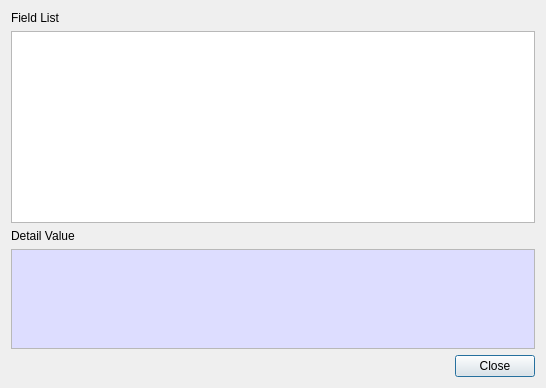
This is CertMan/csr_info_dlg.ui in jykim74/CertMan as Qt 5 draws it before an edit. The edited form follows.
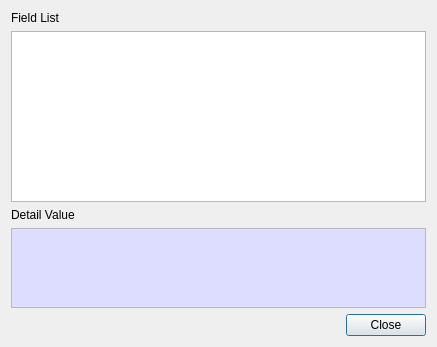
This is the edited form.

```diff
--- a/CertMan/csr_info_dlg.ui
+++ b/CertMan/csr_info_dlg.ui
@@ -6,8 +6,8 @@
    <rect>
     <x>0</x>
     <y>0</y>
-    <width>546</width>
-    <height>388</height>
+    <width>437</width>
+    <height>347</height>
    </rect>
   </property>
   <property name="windowTitle">
```
